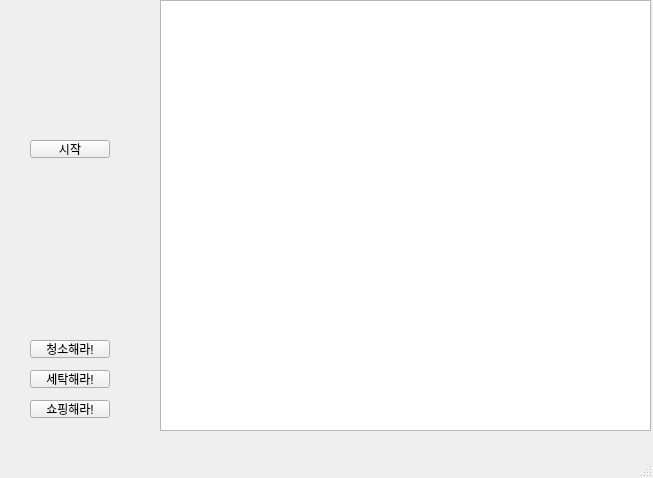
First picture: the form in CDlgMain.ui, repository marshallslee/cryptocurrency-quotes, before the edit.
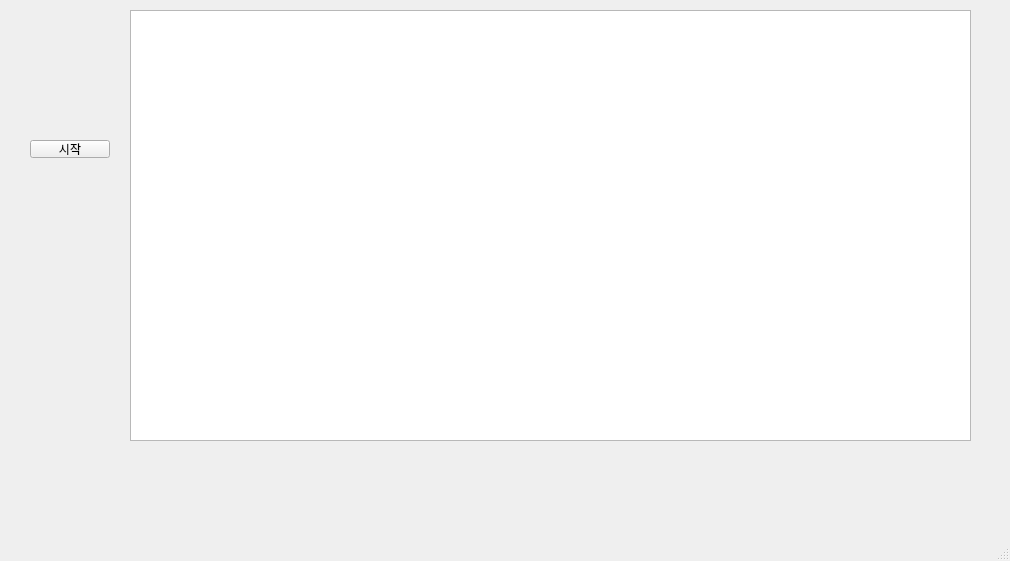
Second picture: the form after the edit.

Commit message: QLabel에 변화하는 값 표시

The edit to the form file:
```diff
--- a/CDlgMain.ui
+++ b/CDlgMain.ui
@@ -6,8 +6,8 @@
    <rect>
     <x>0</x>
     <y>0</y>
-    <width>653</width>
-    <height>478</height>
+    <width>1010</width>
+    <height>561</height>
    </rect>
   </property>
   <property name="windowTitle">
@@ -30,50 +30,24 @@
    <widget class="QTextEdit" name="teLog1">
     <property name="geometry">
      <rect>
-      <x>160</x>
-      <y>0</y>
-      <width>491</width>
+      <x>130</x>
+      <y>10</y>
+      <width>841</width>
       <height>431</height>
      </rect>
     </property>
    </widget>
-   <widget class="QPushButton" name="btnOrderClean">
+   <widget class="QLabel" name="txPrice">
     <property name="geometry">
      <rect>
-      <x>30</x>
-      <y>340</y>
-      <width>80</width>
-      <height>18</height>
+      <x>10</x>
+      <y>450</y>
+      <width>981</width>
+      <height>61</height>
      </rect>
     </property>
     <property name="text">
-     <string>청소해라!</string>
-    </property>
-   </widget>
-   <widget class="QPushButton" name="btnOrderWash">
-    <property name="geometry">
-     <rect>
-      <x>30</x>
-      <y>370</y>
-      <width>80</width>
-      <height>18</height>
-     </rect>
-    </property>
-    <property name="text">
-     <string>세탁해라!</string>
-    </property>
-   </widget>
-   <widget class="QPushButton" name="btnOrderShop">
-    <property name="geometry">
-     <rect>
-      <x>30</x>
-      <y>400</y>
-      <width>80</width>
-      <height>18</height>
-     </rect>
-    </property>
-    <property name="text">
-     <string>쇼핑해라!</string>
+     <string/>
     </property>
    </widget>
   </widget>
```
Left out of the diff: 52 changed lines with no effect on the pictures. The commit also changes 5 other files.
